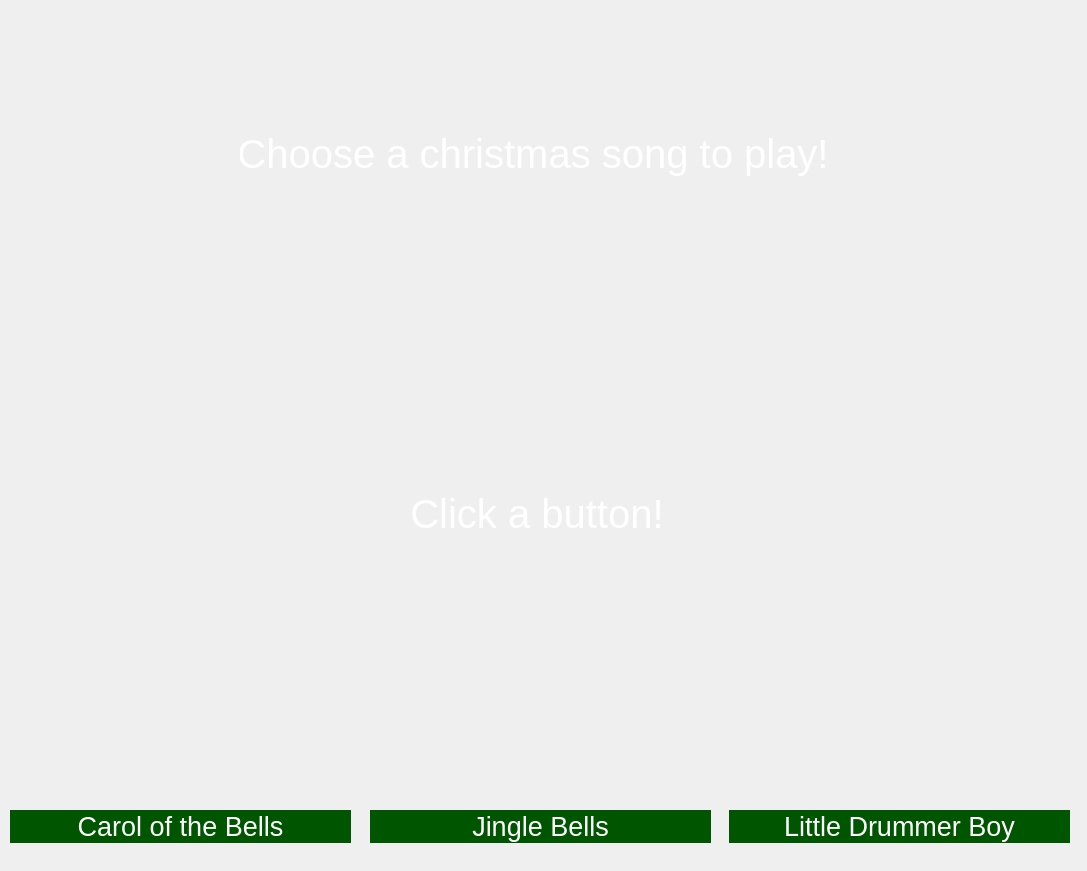
Qt form test.ui (JasonLuckow/ProjectLab2) before a commit.
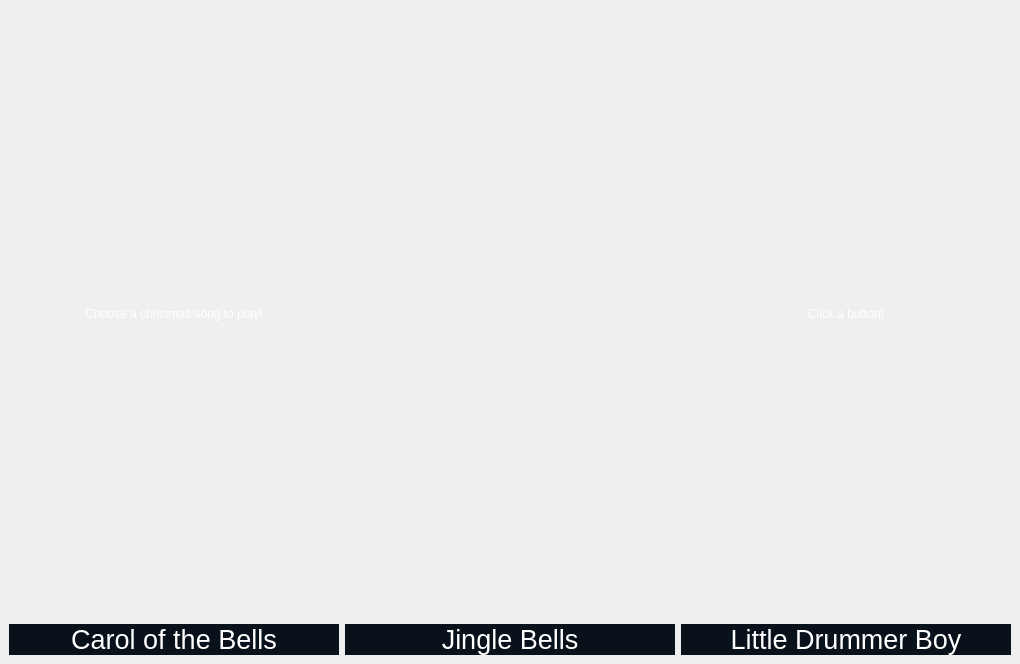
The same form after that commit.

```diff
--- a/test.ui
+++ b/test.ui
@@ -6,8 +6,8 @@
    <rect>
     <x>0</x>
     <y>0</y>
-    <width>1087</width>
-    <height>871</height>
+    <width>1020</width>
+    <height>664</height>
    </rect>
   </property>
   <property name="acceptDrops">
@@ -20,42 +20,49 @@
    <string/>
   </property>
   <widget class="QWidget" name="centralwidget">
-   <widget class="QLabel" name="label1">
-    <property name="geometry">
-     <rect>
-      <x>240</x>
-      <y>130</y>
-      <width>586</width>
-      <height>48</height>
-     </rect>
-    </property>
+   <layout class="QGridLayout" name="gridLayout">
+    <item row="3" column="2">
+     <widget class="QPushButton" name="littlebtn">
     <property name="font">
      <font>
-      <pointsize>30</pointsize>
-     </font>
-    </property>
-    <property name="autoFillBackground">
-     <bool>false</bool>
-    </property>
+        <pointsize>20</pointsize>
+       </font>
+      </property>
     <property name="styleSheet">
-     <string notr="true">color: rgb(255, 255, 255);</string>
+       <string notr="true">background-color: rgb(9, 18, 27);
+border: 0.5px green;
+color: rgb(255, 255, 255);</string>
     </property>
     <property name="text">
-     <string>Choose a christmas song to play!</string>
-    </property>
-    <property name="alignment">
-     <set>Qt::AlignCenter</set>
-    </property>
-   </widget>
+       <string>Little Drummer Boy</string>
+      </property>
+     </widget>
+    </item>
+    <item row="3" column="1">
+     <widget class="QPushButton" name="jinglebtn">
+      <property name="sizePolicy">
+       <sizepolicy hsizetype="Minimum" vsizetype="Fixed">
+        <horstretch>0</horstretch>
+        <verstretch>0</verstretch>
+       </sizepolicy>
+      </property>
+      <property name="font">
+       <font>
+        <pointsize>20</pointsize>
+       </font>
+      </property>
+      <property name="styleSheet">
+       <string notr="true">background-color: rgb(9, 18, 27);
+border: 0.5px green;
+color: rgb(255, 255, 255);</string>
+      </property>
+      <property name="text">
+       <string>Jingle Bells</string>
+      </property>
+     </widget>
+    </item>
+    <item row="3" column="0">
    <widget class="QPushButton" name="carolbtn">
-    <property name="geometry">
-     <rect>
-      <x>10</x>
-      <y>810</y>
-      <width>341</width>
-      <height>33</height>
-     </rect>
-    </property>
     <property name="sizePolicy">
      <sizepolicy hsizetype="Minimum" vsizetype="Fixed">
       <horstretch>0</horstretch>
@@ -69,7 +76,7 @@
      </font>
     </property>
     <property name="styleSheet">
-     <string notr="true">background-color: rgb(0, 85, 0);
+       <string notr="true">background-color: rgb(9, 18, 27);
 border: 0.5px green;
 color: rgb(255, 255, 255);</string>
     </property>
@@ -77,72 +84,9 @@
      <string>Carol of the Bells</string>
     </property>
    </widget>
-   <widget class="QPushButton" name="jinglebtn">
-    <property name="geometry">
-     <rect>
-      <x>370</x>
-      <y>810</y>
-      <width>341</width>
-      <height>33</height>
-     </rect>
-    </property>
-    <property name="sizePolicy">
-     <sizepolicy hsizetype="Minimum" vsizetype="Fixed">
-      <horstretch>0</horstretch>
-      <verstretch>0</verstretch>
-     </sizepolicy>
-    </property>
-    <property name="font">
-     <font>
-      <pointsize>20</pointsize>
-     </font>
-    </property>
-    <property name="styleSheet">
-     <string notr="true">background-color: rgb(0, 85, 0);
-border: 0.5px green;
-color: rgb(255, 255, 255);</string>
-    </property>
-    <property name="text">
-     <string>Jingle Bells</string>
-    </property>
-   </widget>
-   <widget class="QPushButton" name="littlebtn">
-    <property name="geometry">
-     <rect>
-      <x>729</x>
-      <y>810</y>
-      <width>341</width>
-      <height>33</height>
-     </rect>
-    </property>
-    <property name="font">
-     <font>
-      <pointsize>20</pointsize>
-     </font>
-    </property>
-    <property name="styleSheet">
-     <string notr="true">background-color: rgb(0, 85, 0);
-border: 0.5px green;
-color: rgb(255, 255, 255);</string>
-    </property>
-    <property name="text">
-     <string>Little Drummer Boy</string>
-    </property>
-   </widget>
+    </item>
+    <item row="2" column="2">
    <widget class="QLabel" name="label2">
-    <property name="geometry">
-     <rect>
-      <x>410</x>
-      <y>490</y>
-      <width>254</width>
-      <height>48</height>
-     </rect>
-    </property>
-    <property name="font">
-     <font>
-      <pointsize>30</pointsize>
-     </font>
-    </property>
     <property name="styleSheet">
      <string notr="true">color: rgb(255, 255, 255);</string>
     </property>
@@ -153,6 +97,27 @@
      <set>Qt::AlignCenter</set>
     </property>
    </widget>
+    </item>
+    <item row="2" column="0">
+     <widget class="QLabel" name="label1">
+      <property name="styleSheet">
+       <string notr="true">color: rgb(255, 255, 255);
+font: 28pt &quot;SantasSleighFull&quot;;</string>
+      </property>
+      <property name="text">
+       <string>Choose a christmas song to play!</string>
+      </property>
+      <property name="alignment">
+       <set>Qt::AlignCenter</set>
+      </property>
+     </widget>
+    </item>
+   </layout>
+   <zorder>jinglebtn</zorder>
+   <zorder>littlebtn</zorder>
+   <zorder>carolbtn</zorder>
+   <zorder>label2</zorder>
+   <zorder>label1</zorder>
   </widget>
  </widget>
  <resources/>
```
Left out of the diff: 3 changed lines with no effect on the pictures. Lines whose indentation alone changed are shown as unchanged.
